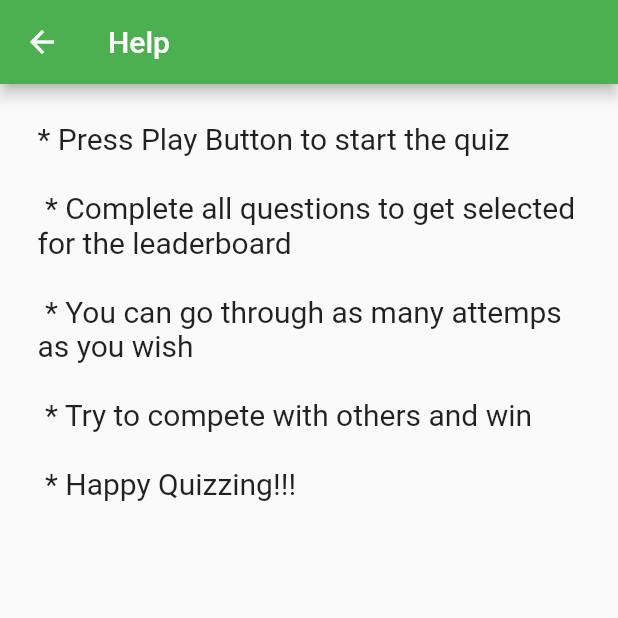
After one commit to SasithaLY/word_quest, a Flutter app: the screen it shows once a user with an empty profile is signed in, after a tap on the "help center" icon, on a phone screen of 412 x 824 dp, the top half of it. The commit adds this screen. Run offline on Flutter 3.47's test engine with Material 2 defaults, Android fonts, the phone set to English and light mode, and no system bars; our stand-ins replace cloud_firestore, firebase_auth, firebase_core, flutter_native_splash, flutter_signin_button, google_sign_in; missing offline and left inert: animated_button; accounts and stored records are empty.

Commit message:
added help page

```diff
--- /dev/null
+++ b/lib/Help.dart
@@ -0,0 +1,26 @@
+import 'package:flutter/material.dart';
+
+class Help extends StatefulWidget {
+  @override
+  _HelpState createState() => _HelpState();
+}
+
+class _HelpState extends State<Help> {
+  @override
+  Widget build(BuildContext context) {
+    return Scaffold(
+      appBar: AppBar(
+        title: Text('Help'),
+      ),
+      body: Container(
+        margin: EdgeInsets.all(25),
+        child: Text(
+          '* Press Play Button to start the quiz \n\n * Complete all questions to get selected for the leaderboard \n\n * You can go through as many attemps as you wish \n\n * Try to compete with others and win \n\n * Happy Quizzing!!!',
+          style: TextStyle(
+            fontSize: 20,
+          ),
+        ),
+      ),
+    );
+  }
+}
--- a/lib/Home.dart
+++ b/lib/Home.dart
@@ -2,6 +2,7 @@ import 'package:firebase_auth/firebase_auth.dart';
 import 'package:flutter/material.dart';
 import 'package:cloud_firestore/cloud_firestore.dart';
 import 'package:google_sign_in/google_sign_in.dart';
+import 'package:word_quest/Help.dart';
 
 import 'package:word_quest/LeaderBoard.dart';
 import 'adminPanel/adminPanel.dart';
@@ -129,6 +130,17 @@ class _HomeState extends State<Home> {
                                 fontSize: 20, fontWeight: FontWeight.bold),
                           ),
                         ),
+                        IconButton(
+                          onPressed: () {
+                            Navigator.push(
+                              context,
+                              MaterialPageRoute(builder: (context) => Help()),
+                            );
+                          },
+                          icon: Icon(Icons.help_center),
+                          iconSize: 30,
+                          color: Colors.green,
+                        )
                       ],
                     ),
                     SizedBox(
```
